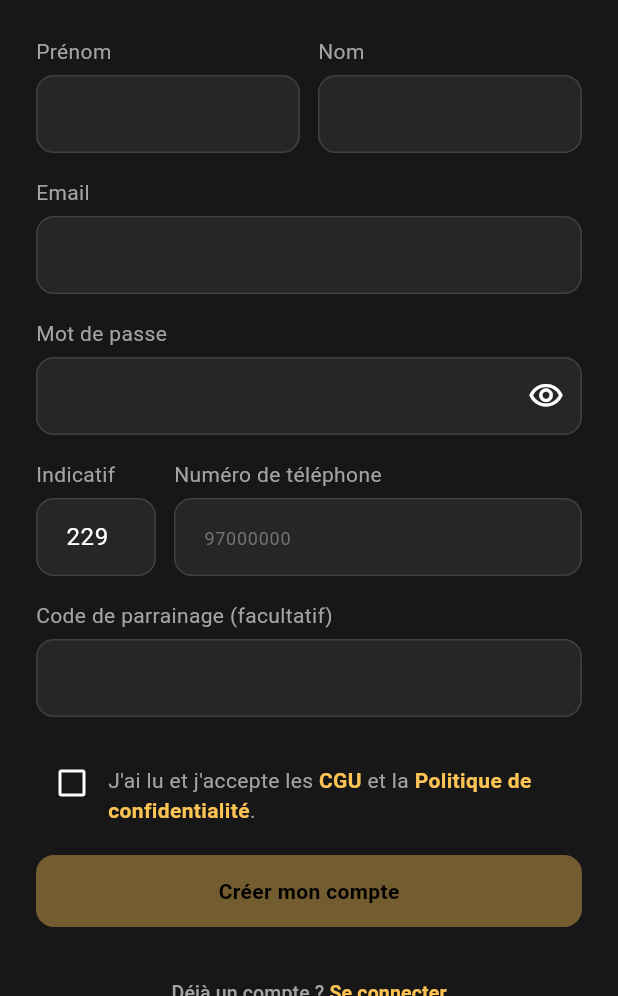
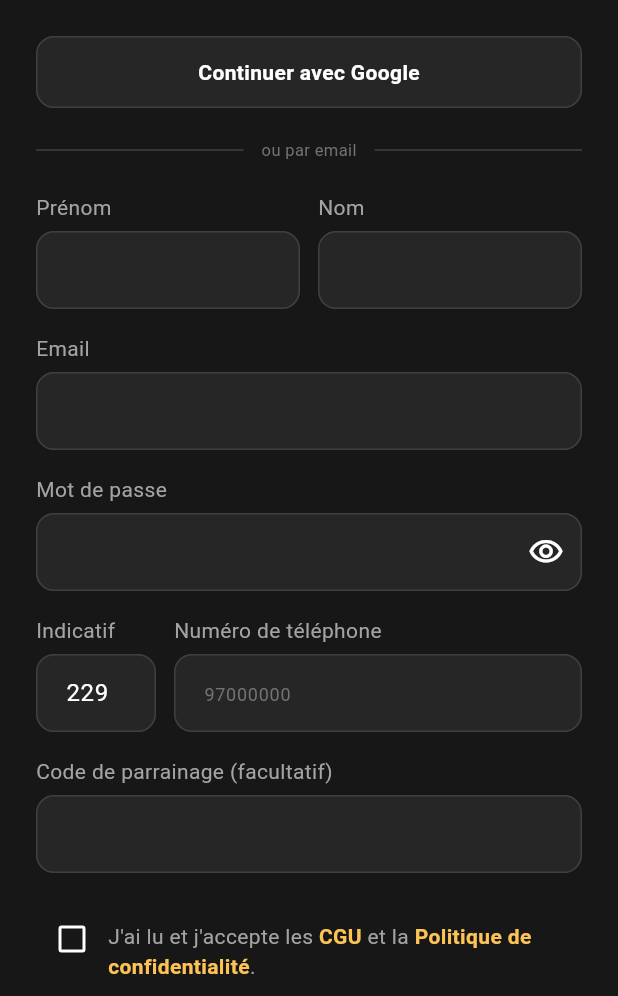
Before and after one commit to VOGLOSSOU/ahiyoyo-mobile-app, a Flutter app: the RegisterScreen screen opened by its route, on a phone screen of 412 x 824 dp, the part 240-1236 px from its top. Run offline on Flutter 3.47's test engine with Material 3 defaults, Android fonts, the phone set to English and light mode, and no system bars; our stand-ins replace dio, flutter_lucide, flutter_riverpod, flutter_secure_storage, go_router, shared_preferences; accounts and stored records are empty.

Commit message:
godood,correctoonn

```diff
--- a/lib/features/auth/presentation/screens/register_screen.dart
+++ b/lib/features/auth/presentation/screens/register_screen.dart
@@ -88,6 +88,12 @@ class _RegisterScreenState extends ConsumerState<RegisterScreen> {
     return _isCheckingReferral || _referralParrainName == null;
   }
 
+  void _onGoogleTap() {
+    ScaffoldMessenger.of(context).showSnackBar(
+      const SnackBar(content: Text('Inscription Google bientôt disponible')),
+    );
+  }
+
   Future<void> _openLegalLink(String url) async {
     final uri = Uri.parse(url);
     await launchUrl(uri, mode: LaunchMode.externalApplication);
@@ -162,6 +168,23 @@ class _RegisterScreenState extends ConsumerState<RegisterScreen> {
                   style: AppTypography.bodySecondary,
                 ),
                 const SizedBox(height: 24),
+                AhiyoyoButton(
+                  text: 'Continuer avec Google',
+                  variant: AhiyoyoButtonVariant.secondary,
+                  onPressed: _onGoogleTap,
+                ),
+                const SizedBox(height: 20),
+                Row(
+                  children: [
+                    const Expanded(child: Divider(color: AppColors.border)),
+                    Padding(
+                      padding: const EdgeInsets.symmetric(horizontal: 12),
+                      child: Text('ou par email', style: AppTypography.captionTertiary),
+                    ),
+                    const Expanded(child: Divider(color: AppColors.border)),
+                  ],
+                ),
+                const SizedBox(height: 20),
                 if (_globalError != null) ...[
                   AhiyoyoErrorBanner(message: _globalError!),
                   const SizedBox(height: 16),
```
Also changed, not shown: lib/features/auth/presentation/screens/login_screen.dart (+17 -17 lines).
